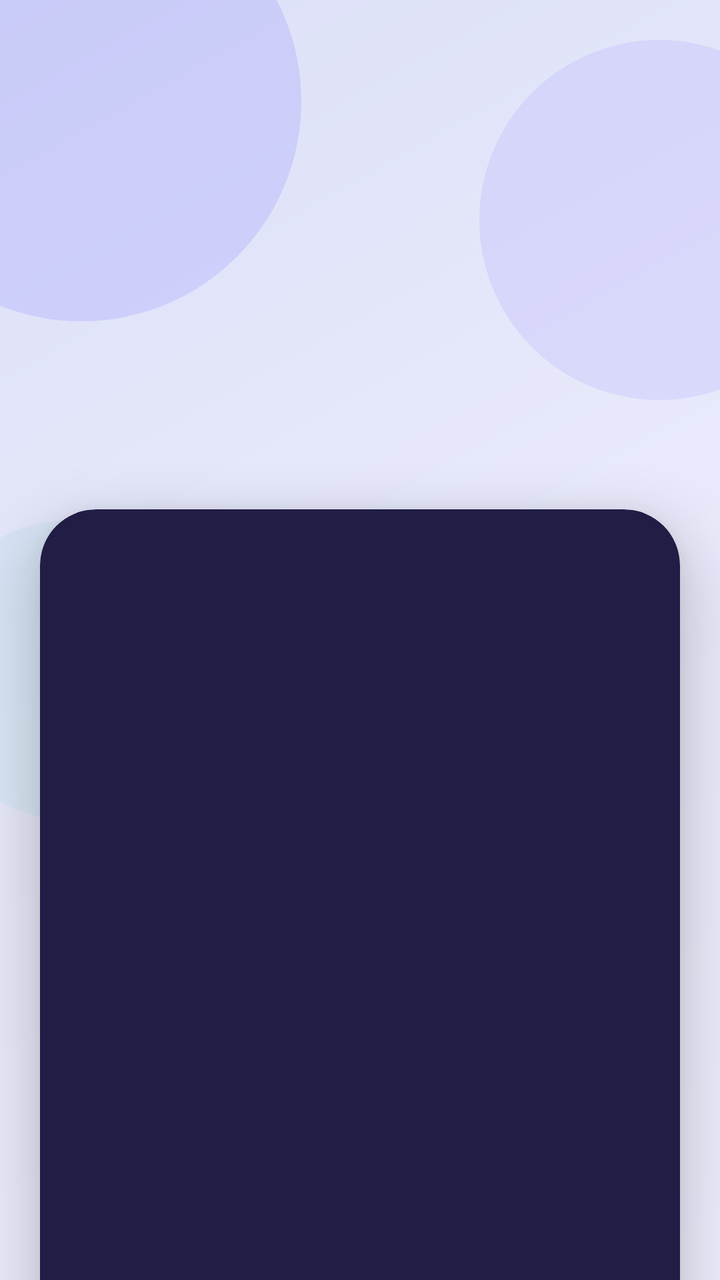
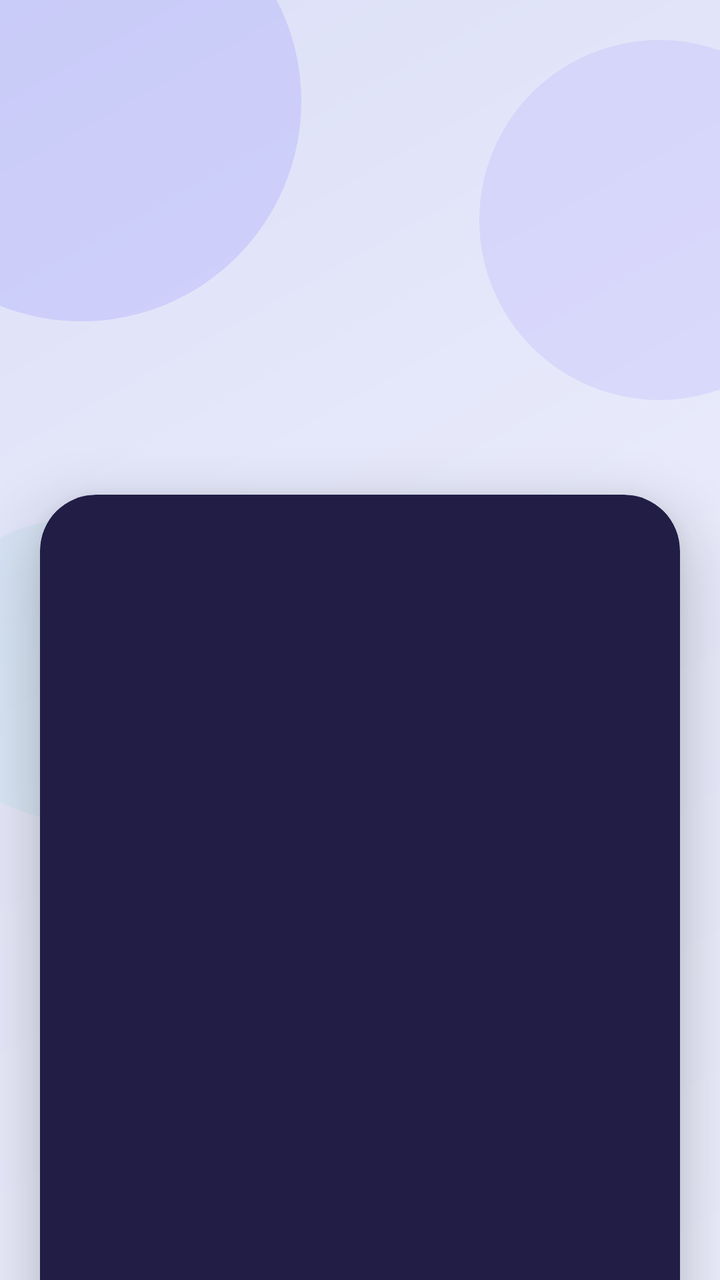

Compare the two renders of this Android layout. The source of the first and the diff that turns it into the second are given below.
<!-- AndroidManifest.xml: application theme Theme.NotesApp -->
<!-- res/layout/activity_login.xml -->
<?xml version="1.0" encoding="utf-8"?>
<androidx.core.widget.NestedScrollView xmlns:android="http://schemas.android.com/apk/res/android"
    xmlns:app="http://schemas.android.com/apk/res-auto"
    xmlns:tools="http://schemas.android.com/tools"
    android:layout_width="match_parent"
    android:layout_height="match_parent"
    android:background="@drawable/bg_glass_base"
    android:fillViewport="true"
    tools:context=".ui.login.LoginActivity">

    <androidx.constraintlayout.widget.ConstraintLayout
        android:layout_width="match_parent"
        android:layout_height="wrap_content">

        
        <View
            android:id="@+id/glassBlobOne"
            android:layout_width="220dp"
            android:layout_height="220dp"
            android:layout_marginTop="-60dp"
            android:layout_marginStart="-70dp"
            android:alpha="0.55"
            android:background="@drawable/bg_glass_blob"
            android:backgroundTint="@color/glass_blob_1"
            android:importantForAccessibility="no"
            app:layout_constraintStart_toStartOf="parent"
            app:layout_constraintTop_toTopOf="parent" />

        <View
            android:id="@+id/glassBlobTwo"
            android:layout_width="180dp"
            android:layout_height="180dp"
            android:layout_marginTop="20dp"
            android:layout_marginEnd="-60dp"
            android:alpha="0.5"
            android:background="@drawable/bg_glass_blob"
            android:backgroundTint="@color/glass_blob_2"
            android:importantForAccessibility="no"
            app:layout_constraintEnd_toEndOf="parent"
            app:layout_constraintTop_toTopOf="parent" />

        <View
            android:id="@+id/glassBlobThree"
            android:layout_width="150dp"
            android:layout_height="150dp"
            android:layout_marginTop="260dp"
            android:layout_marginStart="-40dp"
            android:alpha="0.4"
            android:background="@drawable/bg_glass_blob"
            android:backgroundTint="@color/glass_blob_3"
            android:importantForAccessibility="no"
            app:layout_constraintStart_toStartOf="parent"
            app:layout_constraintTop_toTopOf="parent" />

        <androidx.constraintlayout.widget.ConstraintLayout
            android:id="@+id/headerContentContainer"
            android:layout_width="0dp"
            android:layout_height="wrap_content"
            android:layout_marginTop="56dp"
            android:layoutAnimation="@anim/layout_anim_header_controller"
            app:layout_constraintEnd_toEndOf="parent"
            app:layout_constraintStart_toStartOf="parent"
            app:layout_constraintTop_toTopOf="parent">

            
            <View
                android:id="@+id/logoBackdrop"
                android:layout_width="90dp"
                android:layout_height="90dp"
                android:alpha="0.9"
                android:background="@drawable/bg_glass_blob"
                android:backgroundTint="#FFFFFF"
                android:elevation="4dp"
                android:importantForAccessibility="no"
                app:layout_constraintEnd_toEndOf="parent"
                app:layout_constraintStart_toStartOf="parent"
                app:layout_constraintTop_toTopOf="parent" />

            
            <ImageView
                android:id="@+id/imgLogo"
                android:layout_width="44dp"
                android:layout_height="44dp"
                android:src="@drawable/ic_notes"
                app:tint="@color/primary"
                app:layout_constraintBottom_toBottomOf="@id/logoBackdrop"
                app:layout_constraintEnd_toEndOf="@id/logoBackdrop"
                app:layout_constraintStart_toStartOf="@id/logoBackdrop"
                app:layout_constraintTop_toTopOf="@id/logoBackdrop" />

            
            <TextView
                android:id="@+id/tvAppName"
                android:layout_width="wrap_content"
                android:layout_height="wrap_content"
                android:layout_marginTop="16dp"
                android:fontFamily="sans-serif-medium"
                android:letterSpacing="0.02"
                android:text="Notes App"
                android:textColor="@color/text_primary"
                android:textSize="26sp"
                android:textStyle="bold"
                app:layout_constraintEnd_toEndOf="parent"
                app:layout_constraintStart_toStartOf="parent"
                app:layout_constraintTop_toBottomOf="@id/logoBackdrop" />

            <TextView
                android:id="@+id/tvHeaderTagline"
                android:layout_width="wrap_content"
                android:layout_height="wrap_content"
                android:layout_marginTop="4dp"
                android:text="Your thoughts, organized"
                android:textColor="@color/text_secondary"
                android:textSize="13sp"
                app:layout_constraintEnd_toEndOf="parent"
                app:layout_constraintStart_toStartOf="parent"
                app:layout_constraintTop_toBottomOf="@id/tvAppName" />

        </androidx.constraintlayout.widget.ConstraintLayout>

        
        <com.google.android.material.card.MaterialCardView
            android:id="@+id/loginFormCard"
            android:layout_width="0dp"
            android:layout_height="wrap_content"
            android:layout_marginStart="20dp"
            android:layout_marginTop="36dp"
            android:layout_marginEnd="20dp"
            android:layout_marginBottom="28dp"
            app:cardBackgroundColor="@color/card_solid"
            app:cardCornerRadius="28dp"
            app:cardElevation="16dp"
            app:strokeWidth="0dp"
            app:layout_constraintEnd_toEndOf="parent"
            app:layout_constraintStart_toStartOf="parent"
            app:layout_constraintTop_toBottomOf="@id/headerContentContainer">

            <androidx.constraintlayout.widget.ConstraintLayout
                android:id="@+id/loginFormFieldsContainer"
                android:layout_width="match_parent"
                android:layout_height="wrap_content"
                android:layoutAnimation="@anim/layout_anim_form_fields"
                android:padding="26dp">

                
                <TextView
                    android:id="@+id/tvWelcome"
                    android:layout_width="wrap_content"
                    android:layout_height="wrap_content"
                    android:text="Welcome Back 👋"
                    android:textColor="@color/on_card_primary"
                    android:textSize="22sp"
                    android:textStyle="bold"
                    app:layout_constraintStart_toStartOf="parent"
                    app:layout_constraintTop_toTopOf="parent" />

                
                <TextView
                    android:id="@+id/tvSubtitle"
                    android:layout_width="wrap_content"
                    android:layout_height="wrap_content"
                    android:layout_marginTop="6dp"
                    android:text="Sign in to continue"
                    android:textColor="@color/on_card_secondary"
                    android:textSize="15sp"
                    app:layout_constraintStart_toStartOf="parent"
                    app:layout_constraintTop_toBottomOf="@id/tvWelcome" />

                
                <com.google.android.material.textfield.TextInputLayout
                    android:id="@+id/emailLayout"
                    style="@style/Widget.Material3.TextInputLayout.OutlinedBox"
                    android:layout_width="0dp"
                    android:layout_height="wrap_content"
                    android:layout_marginTop="28dp"
                    android:hint="Email"
                    android:textColorHint="@color/on_card_hint"
                    app:boxBackgroundColor="@color/card_solid_light"
                    app:boxCornerRadiusBottomEnd="16dp"
                    app:boxCornerRadiusBottomStart="16dp"
                    app:boxCornerRadiusTopEnd="16dp"
                    app:boxCornerRadiusTopStart="16dp"
                    app:boxStrokeColor="@color/primary_light"
                    app:boxStrokeWidth="1dp"
                    app:errorEnabled="true"
                    app:hintTextColor="@color/primary_light"
                    app:startIconDrawable="@drawable/ic_email"
                    app:startIconTint="@color/primary_light"
                    app:layout_constraintEnd_toEndOf="parent"
                    app:layout_constraintStart_toStartOf="parent"
                    app:layout_constraintTop_toBottomOf="@id/tvSubtitle">

                    <com.google.android.material.textfield.TextInputEditText
                        android:id="@+id/emailEditText"
                        android:layout_width="match_parent"
                        android:layout_height="wrap_content"
                        android:inputType="textEmailAddress"
                        android:textColor="@color/on_card_primary" />

                </com.google.android.material.textfield.TextInputLayout>

                
                <com.google.android.material.textfield.TextInputLayout
                    android:id="@+id/passwordLayout"
                    style="@style/Widget.Material3.TextInputLayout.OutlinedBox"
                    android:layout_width="0dp"
                    android:layout_height="wrap_content"
                    android:layout_marginTop="16dp"
                    android:hint="Password"
                    android:textColorHint="@color/on_card_hint"
                    app:boxBackgroundColor="@color/card_solid_light"
                    app:boxCornerRadiusBottomEnd="16dp"
                    app:boxCornerRadiusBottomStart="16dp"
                    app:boxCornerRadiusTopEnd="16dp"
                    app:boxCornerRadiusTopStart="16dp"
                    app:boxStrokeColor="@color/primary_light"
                    app:boxStrokeWidth="1dp"
                    app:endIconMode="password_toggle"
                    app:endIconTint="@color/on_card_hint"
                    app:errorEnabled="true"
                    app:hintTextColor="@color/primary_light"
                    app:startIconDrawable="@drawable/ic_lock"
                    app:startIconTint="@color/primary_light"
                    app:layout_constraintEnd_toEndOf="parent"
                    app:layout_constraintStart_toStartOf="parent"
                    app:layout_constraintTop_toBottomOf="@id/emailLayout">

                    <com.google.android.material.textfield.TextInputEditText
                        android:id="@+id/passwordEditText"
                        android:layout_width="match_parent"
                        android:layout_height="wrap_content"
                        android:inputType="textPassword"
                        android:textColor="@color/on_card_primary" />

                </com.google.android.material.textfield.TextInputLayout>

                
                <com.google.android.material.button.MaterialButton
                    android:id="@+id/loginButton"
                    android:layout_width="0dp"
                    android:layout_height="56dp"
                    android:layout_marginTop="30dp"
                    android:backgroundTint="@color/primary_light"
                    android:text="Login"
                    android:textAllCaps="false"
                    android:textColor="@color/card_solid"
                    android:textSize="16sp"
                    android:textStyle="bold"
                    app:cornerRadius="16dp"
                    app:elevation="6dp"
                    app:rippleColor="@color/primary"
                    app:layout_constraintEnd_toEndOf="parent"
                    app:layout_constraintStart_toStartOf="parent"
                    app:layout_constraintTop_toBottomOf="@id/passwordLayout" />

                
                <ProgressBar
                    android:id="@+id/loginProgressBar"
                    android:layout_width="24dp"
                    android:layout_height="24dp"
                    android:indeterminateTint="@color/card_solid"
                    android:visibility="gone"
                    app:layout_constraintBottom_toBottomOf="@id/loginButton"
                    app:layout_constraintEnd_toEndOf="@id/loginButton"
                    app:layout_constraintStart_toStartOf="@id/loginButton"
                    app:layout_constraintTop_toTopOf="@id/loginButton" />

                
                <View
                    android:id="@+id/loginDivider"
                    android:layout_width="0dp"
                    android:layout_height="1dp"
                    android:layout_marginTop="24dp"
                    android:background="#332E60"
                    app:layout_constraintEnd_toEndOf="parent"
                    app:layout_constraintStart_toStartOf="parent"
                    app:layout_constraintTop_toBottomOf="@id/loginButton" />

                
                <TextView
                    android:id="@+id/registerTextView"
                    android:layout_width="wrap_content"
                    android:layout_height="wrap_content"
                    android:layout_marginTop="18dp"
                    android:background="?attr/selectableItemBackground"
                    android:clickable="true"
                    android:focusable="true"
                    android:padding="8dp"
                    android:text="New user? Register here"
                    android:textColor="@color/primary_light"
                    android:textStyle="bold"
                    app:layout_constraintEnd_toEndOf="parent"
                    app:layout_constraintStart_toStartOf="parent"
                    app:layout_constraintTop_toBottomOf="@id/loginDivider" />

            </androidx.constraintlayout.widget.ConstraintLayout>

        </com.google.android.material.card.MaterialCardView>

    </androidx.constraintlayout.widget.ConstraintLayout>

</androidx.core.widget.NestedScrollView>
<!-- resources referenced by this layout -->
<resources>
  <color name="card_solid">#211D45</color>
  <color name="card_solid_light">#2E2860</color>
  <color name="glass_blob_1">#4D6C63FF</color>
  <color name="glass_blob_2">#4D8B7FFF</color>
  <color name="glass_blob_3">#334FD1C7</color>
  <color name="on_card_hint">#8A84B8</color>
  <color name="on_card_primary">#F5F4FF</color>
  <color name="on_card_secondary">#B4AEDD</color>
  <color name="primary">#2563EB</color>
  <color name="primary_light">#8B7FFF</color>
  <color name="text_primary">#111827</color>
  <color name="text_secondary">#6B7280</color>
  <!-- drawable bg_glass_base (drawable) -->
  <?xml version="1.0" encoding="utf-8"?>
  <shape xmlns:android="http://schemas.android.com/apk/res/android"
      android:shape="rectangle">
      <gradient
          android:angle="135"
          android:startColor="@color/glass_bg_base"
          android:centerColor="#E8EAFB"
          android:endColor="#DCE0F7"
          android:type="linear" />
  </shape>
  <!-- drawable bg_glass_blob (drawable) -->
  <?xml version="1.0" encoding="utf-8"?>
  <shape xmlns:android="http://schemas.android.com/apk/res/android"
      android:shape="oval">
      <solid android:color="@android:color/white" />
  </shape>
  <!-- drawable ic_email (drawable) -->
  <vector xmlns:android="http://schemas.android.com/apk/res/android" android:height="24dp" android:tint="#000000" android:viewportHeight="960" android:viewportWidth="960" android:width="24dp">
        
      <path android:fillColor="@android:color/white" android:pathData="M280,680Q247,680 223.5,656.5Q200,633 200,600L200,200Q200,167 223.5,143.5Q247,120 280,120L840,120Q873,120 896.5,143.5Q920,167 920,200L920,600Q920,633 896.5,656.5Q873,680 840,680L280,680ZM560,492L280,297L280,600Q280,600 280,600Q280,600 280,600L840,600Q840,600 840,600Q840,600 840,600L840,297L560,492ZM560,394L840,200Q840,200 840,200Q840,200 840,200L280,200Q280,200 280,200Q280,200 280,200L560,394ZM120,840Q87,840 63.5,816.5Q40,793 40,760L40,260L120,260L120,760Q120,760 120,760Q120,760 120,760L780,760L780,840L120,840ZM840,294Q840,266 840,247Q840,228 840,200Q840,200 840,200Q840,200 840,200L280,200Q280,200 280,200Q280,200 280,200Q280,228 280,247Q280,266 280,294L280,200Q280,200 280,200Q280,200 280,200L840,200Q840,200 840,200Q840,200 840,200L840,294Z"/>
      
  </vector>
  <!-- drawable ic_notes (drawable) -->
  <vector xmlns:android="http://schemas.android.com/apk/res/android" android:autoMirrored="true" android:height="24dp" android:tint="#000000" android:viewportHeight="960" android:viewportWidth="960" android:width="24dp">
        
      <path android:fillColor="@android:color/white" android:pathData="M200,880Q167,880 143.5,856.5Q120,833 120,800L120,240Q120,207 143.5,183.5Q167,160 200,160L240,160L240,80L320,80L320,160L640,160L640,80L720,80L720,160L760,160Q793,160 816.5,183.5Q840,207 840,240L840,800Q840,833 816.5,856.5Q793,880 760,880L200,880ZM200,800L760,800Q760,800 760,800Q760,800 760,800L760,400L200,400L200,800Q200,800 200,800Q200,800 200,800ZM200,320L760,320L760,240Q760,240 760,240Q760,240 760,240L200,240Q200,240 200,240Q200,240 200,240L200,320ZM200,320L200,240Q200,240 200,240Q200,240 200,240L200,240Q200,240 200,240Q200,240 200,240L200,320ZM280,560L280,480L680,480L680,560L280,560ZM280,720L280,640L560,640L560,720L280,720Z"/>
      
  </vector>
  <style name="Theme.NotesApp" parent="Base.Theme.NotesApp" />
  <color name="glass_bg_base">#EEF0FF</color>
  <style name="Base.Theme.NotesApp" parent="Theme.Material3.DayNight.NoActionBar">
      </style>
  <!-- unchanged entries left out for length: 1 -->
</resources>

<!-- the commit's change to res/layout/activity_login.xml (unified diff, before → after) -->
@@ -12,7 +12,6 @@
         android:layout_width="match_parent"
         android:layout_height="wrap_content">
 
-        
         <View
             android:id="@+id/glassBlobOne"
             android:layout_width="220dp"
@@ -63,46 +62,47 @@
             app:layout_constraintTop_toTopOf="parent">
 
             
-            <View
-                android:id="@+id/logoBackdrop"
-                android:layout_width="90dp"
-                android:layout_height="90dp"
-                android:alpha="0.9"
-                android:background="@drawable/bg_glass_blob"
-                android:backgroundTint="#FFFFFF"
-                android:elevation="4dp"
-                android:importantForAccessibility="no"
-                app:layout_constraintEnd_toEndOf="parent"
-                app:layout_constraintStart_toStartOf="parent"
-                app:layout_constraintTop_toTopOf="parent" />
+
+
+
+
+
+
+
+
+
+
+
+
+
 
             
             <ImageView
                 android:id="@+id/imgLogo"
-                android:layout_width="44dp"
-                android:layout_height="44dp"
-                android:src="@drawable/ic_notes"
-                app:tint="@color/primary"
-                app:layout_constraintBottom_toBottomOf="@id/logoBackdrop"
-                app:layout_constraintEnd_toEndOf="@id/logoBackdrop"
-                app:layout_constraintStart_toStartOf="@id/logoBackdrop"
-                app:layout_constraintTop_toTopOf="@id/logoBackdrop" />
+                android:layout_width="64dp"
+                android:layout_height="64dp"
+                android:src="@drawable/stickynote"
+                android:scaleType="fitCenter"
+                android:tint="@null"
+                app:layout_constraintTop_toTopOf="parent"
+                app:layout_constraintStart_toStartOf="parent"
+                app:layout_constraintEnd_toEndOf="parent"
+                app:layout_constraintBottom_toBottomOf="parent"
+                app:layout_constraintVertical_bias="0.18" />
 
             
             <TextView
                 android:id="@+id/tvAppName"
                 android:layout_width="wrap_content"
                 android:layout_height="wrap_content"
+                android:text="Notes App"
+                android:textSize="28sp"
+                android:textStyle="bold"
+                android:textColor="@color/text_primary"
                 android:layout_marginTop="16dp"
-                android:fontFamily="sans-serif-medium"
-                android:letterSpacing="0.02"
-                android:text="Notes App"
-                android:textColor="@color/text_primary"
-                android:textSize="26sp"
-                android:textStyle="bold"
-                app:layout_constraintEnd_toEndOf="parent"
+                app:layout_constraintTop_toBottomOf="@id/imgLogo"
                 app:layout_constraintStart_toStartOf="parent"
-                app:layout_constraintTop_toBottomOf="@id/logoBackdrop" />
+                app:layout_constraintEnd_toEndOf="parent"/>
 
             <TextView
                 android:id="@+id/tvHeaderTagline"
<!-- resource entries referenced after the edit -->
@@ -35,12 +35,7 @@
       <path android:fillColor="@android:color/white" android:pathData="M280,680Q247,680 223.5,656.5Q200,633 200,600L200,200Q200,167 223.5,143.5Q247,120 280,120L840,120Q873,120 896.5,143.5Q920,167 920,200L920,600Q920,633 896.5,656.5Q873,680 840,680L280,680ZM560,492L280,297L280,600Q280,600 280,600Q280,600 280,600L840,600Q840,600 840,600Q840,600 840,600L840,297L560,492ZM560,394L840,200Q840,200 840,200Q840,200 840,200L280,200Q280,200 280,200Q280,200 280,200L560,394ZM120,840Q87,840 63.5,816.5Q40,793 40,760L40,260L120,260L120,760Q120,760 120,760Q120,760 120,760L780,760L780,840L120,840ZM840,294Q840,266 840,247Q840,228 840,200Q840,200 840,200Q840,200 840,200L280,200Q280,200 280,200Q280,200 280,200Q280,228 280,247Q280,266 280,294L280,200Q280,200 280,200Q280,200 280,200L840,200Q840,200 840,200Q840,200 840,200L840,294Z"/>
       
   </vector>
-  <!-- drawable ic_notes (drawable) -->
-  <vector xmlns:android="http://schemas.android.com/apk/res/android" android:autoMirrored="true" android:height="24dp" android:tint="#000000" android:viewportHeight="960" android:viewportWidth="960" android:width="24dp">
-        
-      <path android:fillColor="@android:color/white" android:pathData="M200,880Q167,880 143.5,856.5Q120,833 120,800L120,240Q120,207 143.5,183.5Q167,160 200,160L240,160L240,80L320,80L320,160L640,160L640,80L720,80L720,160L760,160Q793,160 816.5,183.5Q840,207 840,240L840,800Q840,833 816.5,856.5Q793,880 760,880L200,880ZM200,800L760,800Q760,800 760,800Q760,800 760,800L760,400L200,400L200,800Q200,800 200,800Q200,800 200,800ZM200,320L760,320L760,240Q760,240 760,240Q760,240 760,240L200,240Q200,240 200,240Q200,240 200,240L200,320ZM200,320L200,240Q200,240 200,240Q200,240 200,240L200,240Q200,240 200,240Q200,240 200,240L200,320ZM280,560L280,480L680,480L680,560L280,560ZM280,720L280,640L560,640L560,720L280,720Z"/>
-      
-  </vector>
+  <!-- drawable stickynote: png bitmap (drawable, 21356 bytes) -->
   <style name="Theme.NotesApp" parent="Base.Theme.NotesApp" />
   <color name="glass_bg_base">#EEF0FF</color>
   <style name="Base.Theme.NotesApp" parent="Theme.Material3.DayNight.NoActionBar">
